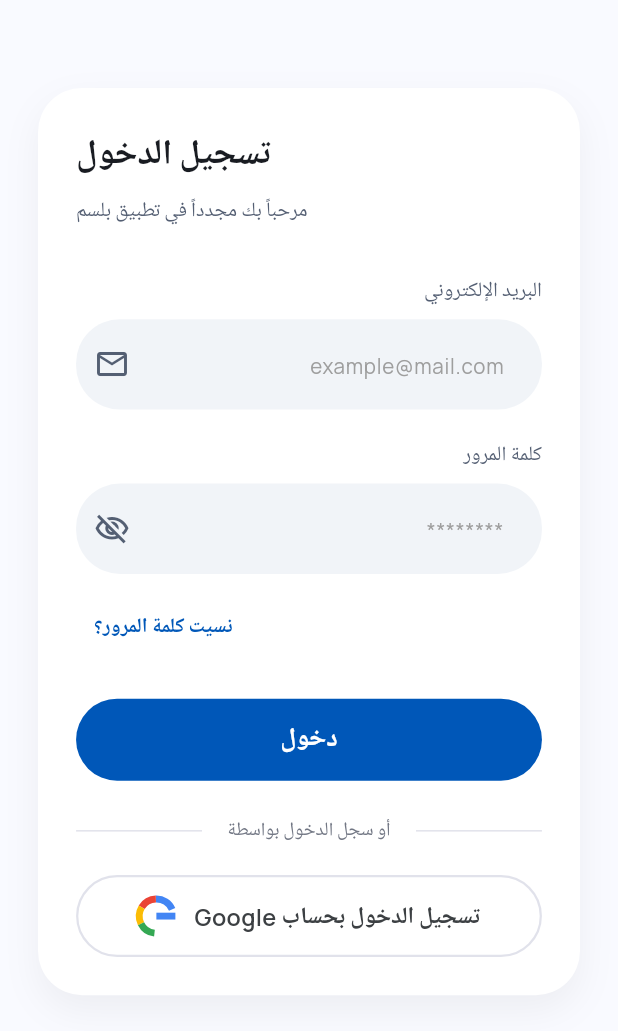
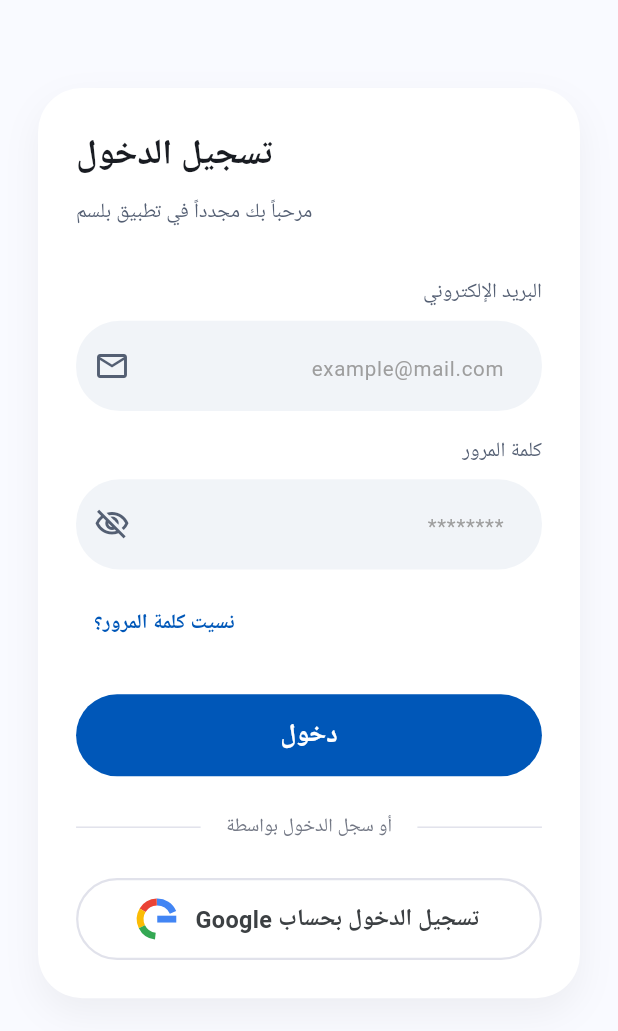
Before and after one commit to MahmoudShbly/Mobile_dev_hakathon, a Flutter app: the screen it shows after launch, after a tap on "تخطي", on a phone screen of 412 x 824 dp, the part 205-1236 px from its top. Run offline on Flutter 3.47's test engine with Material 3 defaults, Android fonts, the phone set to English and light mode, and no system bars; our stand-ins replace firebase_auth, firebase_core, flutter_map, flutter_screenutil, geolocator, google_fonts and 4 more; accounts and stored records are empty; Roboto replaces fonts that are missing (Tajawal).

Commit message:
improve desgin login register

```diff
--- /dev/null
+++ b/lib/core/theme/app_spacing.dart
@@ -0,0 +1,38 @@
+import 'package:flutter/material.dart';
+import 'package:flutter_screenutil/flutter_screenutil.dart';
+
+class AppSpacing {
+  // Constants
+  static const double zero = 0.0;
+  static const double xs = 4.0;
+  static const double sm = 8.0;
+  static const double md = 16.0;
+  static const double lg = 24.0;
+  static const double xl = 32.0;
+  static const double xxl = 40.0;
+  static const double xxxl = 60.0;
+
+  // Vertical Spacing (Height)
+  static Widget verticalSpaceXs = SizedBox(height: xs.h);
+  static Widget verticalSpaceSm = SizedBox(height: sm.h);
+  static Widget verticalSpaceMd = SizedBox(height: md.h);
+  static Widget verticalSpaceLg = SizedBox(height: lg.h);
+  static Widget verticalSpaceXl = SizedBox(height: xl.h);
+  static Widget verticalSpaceXxl = SizedBox(height: xxl.h);
+  static Widget verticalSpaceXxxl = SizedBox(height: xxxl.h);
+
+  // Horizontal Spacing (Width)
+  static Widget horizontalSpaceXs = SizedBox(width: xs.w);
+  static Widget horizontalSpaceSm = SizedBox(width: sm.w);
+  static Widget horizontalSpaceMd = SizedBox(width: md.w);
+  static Widget horizontalSpaceLg = SizedBox(width: lg.w);
+  static Widget horizontalSpaceXl = SizedBox(width: xl.w);
+  static Widget horizontalSpaceXxl = SizedBox(width: xxl.w);
+
+  // Screen Padding
+  static EdgeInsetsGeometry screenPadding = EdgeInsets.symmetric(horizontal: lg.w);
+
+  // Custom spacing helper
+  static Widget vertical(double height) => SizedBox(height: height.h);
+  static Widget horizontal(double width) => SizedBox(width: width.w);
+}
--- a/lib/core/theme/theme.dart
+++ b/lib/core/theme/theme.dart
@@ -5,7 +5,7 @@ class AppTheme {
   static ThemeData get lightTheme {
     return ThemeData(
       useMaterial3: true,
-      fontFamily: GoogleFonts.manrope().fontFamily,
+      fontFamily: GoogleFonts.tajawal().fontFamily,
       colorScheme: const ColorScheme(
         brightness: Brightness.light,
         primary: Color(0xFF00408B),
@@ -38,40 +38,40 @@ class AppTheme {
         surfaceTint: Color(0xFF0D5BBC),
       ),
       textTheme: TextTheme(
-        headlineLarge: GoogleFonts.manrope(
+        headlineLarge: GoogleFonts.tajawal(
           fontSize: 40,
           fontWeight: FontWeight.w700,
           height: 1.2,
           letterSpacing: -0.02,
         ),
-        headlineMedium: GoogleFonts.manrope(
+        headlineMedium: GoogleFonts.tajawal(
           fontSize: 32,
           fontWeight: FontWeight.w700,
           height: 1.2,
           letterSpacing: -0.01,
         ),
-        headlineSmall: GoogleFonts.manrope(
+        headlineSmall: GoogleFonts.tajawal(
           fontSize: 24,
           fontWeight: FontWeight.w600,
           height: 1.3,
         ),
-        bodyLarge: GoogleFonts.manrope(
+        bodyLarge: GoogleFonts.tajawal(
           fontSize: 18,
           fontWeight: FontWeight.w400,
           height: 1.6,
         ),
-        bodyMedium: GoogleFonts.manrope(
+        bodyMedium: GoogleFonts.tajawal(
           fontSize: 16,
           fontWeight: FontWeight.w400,
           height: 1.6,
         ),
-        labelMedium: GoogleFonts.manrope(
+        labelMedium: GoogleFonts.tajawal(
           fontSize: 14,
           fontWeight: FontWeight.w600,
           height: 1.4,
           letterSpacing: 0.01,
         ),
-        labelSmall: GoogleFonts.manrope(
+        labelSmall: GoogleFonts.tajawal(
           fontSize: 12,
           fontWeight: FontWeight.w500,
           height: 1.4,
--- a/lib/feature/auth/presentation/screens/login_screen.dart
+++ b/lib/feature/auth/presentation/screens/login_screen.dart
@@ -4,6 +4,7 @@ import 'package:mobile_dev_hakathon/core/route/routes.dart';
 import 'package:mobile_dev_hakathon/core/shared%20widgets/custom_button.dart';
 import 'package:mobile_dev_hakathon/core/shared%20widgets/custom_text_field.dart';
 import 'package:mobile_dev_hakathon/core/services/auth_service.dart';
+import 'package:mobile_dev_hakathon/core/theme/app_spacing.dart';
 
 class LoginScreen extends StatefulWidget {
   const LoginScreen({super.key});
@@ -98,10 +99,10 @@ class _LoginScreenState extends State<LoginScreen> {
       backgroundColor: const Color(0xFFF9FAFF),
       body: SafeArea(
         child: SingleChildScrollView(
-          padding: EdgeInsets.symmetric(horizontal: 24.w),
+          padding: AppSpacing.screenPadding,
           child: Column(
             children: [
-              SizedBox(height: 40.h),
+              AppSpacing.verticalSpaceXxl,
               ClipRRect(
                 borderRadius: BorderRadius.circular(20.r),
                 child: Image.asset(
@@ -111,7 +112,7 @@ class _LoginScreenState extends State<LoginScreen> {
                   fit: BoxFit.cover,
                 ),
               ),
-              SizedBox(height: 60.h),
+              AppSpacing.verticalSpaceXxxl,
               Container(
                 padding: EdgeInsets.all(24.w),
                 decoration: BoxDecoration(
@@ -136,7 +137,7 @@ class _LoginScreenState extends State<LoginScreen> {
                         color: const Color(0xFF191C22),
                       ),
                     ),
-                    SizedBox(height: 8.h),
+                    AppSpacing.verticalSpaceSm,
                     Text(
                       'مرحباً بك مجدداً في تطبيق بلسم',
                       style: TextStyle(
@@ -144,7 +145,7 @@ class _LoginScreenState extends State<LoginScreen> {
                         color: const Color(0xFF545F73),
                       ),
                     ),
-                    SizedBox(height: 32.h),
+                    AppSpacing.verticalSpaceXl,
                     CustomTextField(
                       labelText: 'البريد الإلكتروني',
                       hintText: 'example@mail.com',
@@ -152,7 +153,7 @@ class _LoginScreenState extends State<LoginScreen> {
                       controller: _emailController,
                       keyboardType: TextInputType.emailAddress,
                     ),
-                    SizedBox(height: 20.h),
+                    AppSpacing.verticalSpaceMd,
                     CustomTextField(
                       labelText: 'كلمة المرور',
                       hintText: '********',
@@ -160,7 +161,7 @@ class _LoginScreenState extends State<LoginScreen> {
                       isPassword: true,
                       controller: _passwordController,
                     ),
-                    SizedBox(height: 12.h),
+                    AppSpacing.vertical(12),
                     TextButton(
                       onPressed: () {
                         Navigator.pushNamed(
@@ -177,13 +178,13 @@ class _LoginScreenState extends State<LoginScreen> {
                         ),
                       ),
                     ),
-                    SizedBox(height: 24.h),
+                    AppSpacing.verticalSpaceLg,
                     CustomButton(
                       text: 'دخول',
                       isLoading: _isLoading,
                       onPressed: _handleLogin,
                     ),
-                    SizedBox(height: 24.h),
+                    AppSpacing.verticalSpaceLg,
                     Row(
                       children: [
                         Expanded(
@@ -211,7 +212,7 @@ class _LoginScreenState extends State<LoginScreen> {
                         ),
                       ],
                     ),
-                    SizedBox(height: 20.h),
+                    AppSpacing.verticalSpaceLg,
                     _GoogleSignInButton(
                       isLoading: _isGoogleLoading,
                       onPressed: _handleGoogleSignIn,
@@ -219,7 +220,7 @@ class _LoginScreenState extends State<LoginScreen> {
                   ],
                 ),
               ),
-              SizedBox(height: 32.h),
+              AppSpacing.verticalSpaceXl,
               Row(
                 mainAxisAlignment: MainAxisAlignment.center,
                 children: [
@@ -245,7 +246,7 @@ class _LoginScreenState extends State<LoginScreen> {
                   ),
                 ],
               ),
-              SizedBox(height: 20.h),
+              AppSpacing.verticalSpaceXxl,
             ],
           ),
         ),
--- a/lib/feature/auth/presentation/screens/register_screen.dart
+++ b/lib/feature/auth/presentation/screens/register_screen.dart
@@ -4,6 +4,7 @@ import 'package:mobile_dev_hakathon/core/route/routes.dart';
 import 'package:mobile_dev_hakathon/core/shared%20widgets/custom_button.dart';
 import 'package:mobile_dev_hakathon/core/shared%20widgets/custom_text_field.dart';
 import 'package:mobile_dev_hakathon/core/services/auth_service.dart';
+import 'package:mobile_dev_hakathon/core/theme/app_spacing.dart';
 
 class RegisterScreen extends StatefulWidget {
   const RegisterScreen({super.key});
@@ -125,10 +126,10 @@ class _RegisterScreenState extends State<RegisterScreen> {
       backgroundColor: const Color(0xFFF9FAFF),
       body: SafeArea(
         child: SingleChildScrollView(
-          padding: EdgeInsets.symmetric(horizontal: 24.w),
+          padding: AppSpacing.screenPadding,
           child: Column(
             children: [
-              SizedBox(height: 30.h),
+              AppSpacing.verticalSpaceXl,
               ClipRRect(
                 borderRadius: BorderRadius.circular(20.r),
                 child: Image.asset(
@@ -138,7 +139,7 @@ class _RegisterScreenState extends State<RegisterScreen> {
                   fit: BoxFit.cover,
                 ),
               ),
-              SizedBox(height: 40.h),
+              AppSpacing.verticalSpaceXxl,
               Container(
                 padding: EdgeInsets.all(24.w),
                 decoration: BoxDecoration(
@@ -162,7 +163,7 @@ class _RegisterScreenState extends State<RegisterScreen> {
                         color: const Color(0xFF191C22),
                       ),
                     ),
-                    SizedBox(height: 8.h),
+                    AppSpacing.verticalSpaceSm,
                     Text(
                       'انضم الينا لجعل ايجاد دواءك ابسط',
                       textAlign: TextAlign.center,
@@ -171,7 +172,7 @@ class _RegisterScreenState extends State<RegisterScreen> {
                         color: const Color(0xFF545F73),
                       ),
                     ),
-                    SizedBox(height: 24.h),
+                    AppSpacing.verticalSpaceLg,
                     _GoogleSignUpButton(
                       isLoading: _isGoogleLoading,
                       onPressed: _handleGoogleSignUp,
@@ -204,34 +205,34 @@ class _RegisterScreenState extends State<RegisterScreen> {
                         ),
                       ],
                     ),
-                    SizedBox(height: 20.h),
+                    AppSpacing.verticalSpaceLg,
                     CustomTextField(
                       hintText: 'الاسم الكامل',
                       suffixIcon: Icons.person_outline,
                       controller: _nameController,
                     ),
-                    SizedBox(height: 16.h),
+                    AppSpacing.verticalSpaceMd,
                     CustomTextField(
                       hintText: 'البريد الإلكتروني',
                       suffixIcon: Icons.email_outlined,
                       controller: _emailController,
                       keyboardType: TextInputType.emailAddress,
                     ),
-                    SizedBox(height: 16.h),
+                    AppSpacing.verticalSpaceMd,
                     CustomTextField(
                       hintText: 'رقم الجوال (اختياري)',
                       suffixIcon: Icons.phone_android_outlined,
                       controller: _phoneController,
                       keyboardType: TextInputType.phone,
                     ),
-                    SizedBox(height: 16.h),
+                    AppSpacing.verticalSpaceMd,
                     CustomTextField(
                       hintText: 'كلمة المرور',
                       suffixIcon: Icons.lock_outline,
                       isPassword: true,
                       controller: _passwordController,
                     ),
-                    SizedBox(height: 16.h),
+                    AppSpacing.verticalSpaceMd,
                     CustomTextField(
                       hintText: 'تأكيد كلمة المرور',
                       suffixIcon: Icons.lock_outline,
@@ -263,7 +264,7 @@ class _RegisterScreenState extends State<RegisterScreen> {
                         ),
                       ],
                     ),
-                    SizedBox(height: 24.h),
+                    AppSpacing.verticalSpaceLg,
                     CustomButton(
                       text: 'إنشاء حساب',
                       isLoading: _isLoading,
@@ -272,7 +273,7 @@ class _RegisterScreenState extends State<RegisterScreen> {
                   ],
                 ),
               ),
-              SizedBox(height: 32.h),
+              AppSpacing.verticalSpaceXl,
               Row(
                 mainAxisAlignment: MainAxisAlignment.center,
                 children: [
@@ -298,7 +299,7 @@ class _RegisterScreenState extends State<RegisterScreen> {
                   ),
                 ],
               ),
-              SizedBox(height: 20.h),
+              AppSpacing.verticalSpaceXxl,
             ],
           ),
         ),
--- a/lib/feature/onboarding/presentation/widgets/onboarding_page.dart
+++ b/lib/feature/onboarding/presentation/widgets/onboarding_page.dart
@@ -1,5 +1,6 @@
 import 'package:flutter/material.dart';
 import 'package:mobile_dev_hakathon/feature/onboarding/presentation/widgets/page_indicator.dart';
+import 'package:mobile_dev_hakathon/core/theme/app_spacing.dart';
 
 class OnboardingPage extends StatelessWidget {
   final String imageUrl;
@@ -75,7 +76,7 @@ class OnboardingPage extends StatelessWidget {
                         },
                       ),
                     ),
-                    const SizedBox(height: 40),
+                    AppSpacing.verticalSpaceXxl,
                     // Title
                     Text(
                       title,
@@ -89,7 +90,7 @@ class OnboardingPage extends StatelessWidget {
                       overflow: TextOverflow.ellipsis,
                       maxLines: 2,
                     ),
-                    const SizedBox(height: 16),
+                    AppSpacing.verticalSpaceMd,
                     // Description
                     Text(
                       description,
@@ -107,11 +108,11 @@ class OnboardingPage extends StatelessWidget {
                 ),
               ),
             ),
-            const SizedBox(height: 24),
+            AppSpacing.verticalSpaceLg,
             PageIndicator(currentPage: currentPage, pageCount: pageCount),
             if (buttonText != null)
               Padding(
-                padding: const EdgeInsets.fromLTRB(24, 24, 24, 40),
+                padding: EdgeInsets.fromLTRB(24, 24, 24, 40),
                 child: ElevatedButton(
                   onPressed: onButtonPressed,
                   style: ElevatedButton.styleFrom(
```
